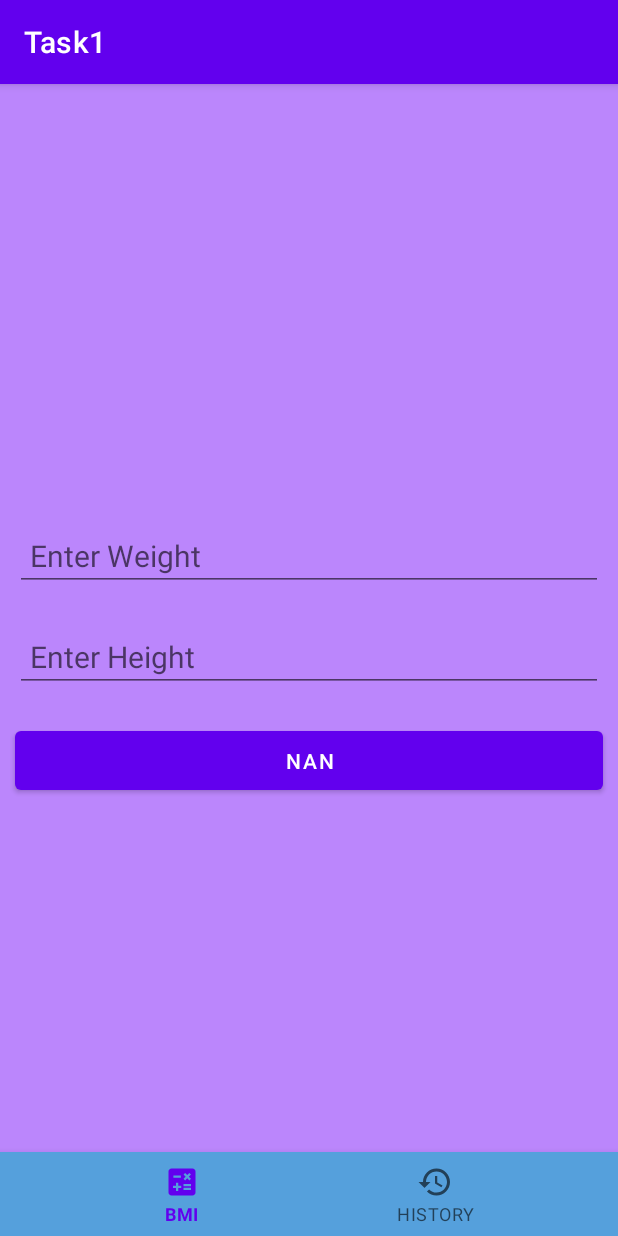
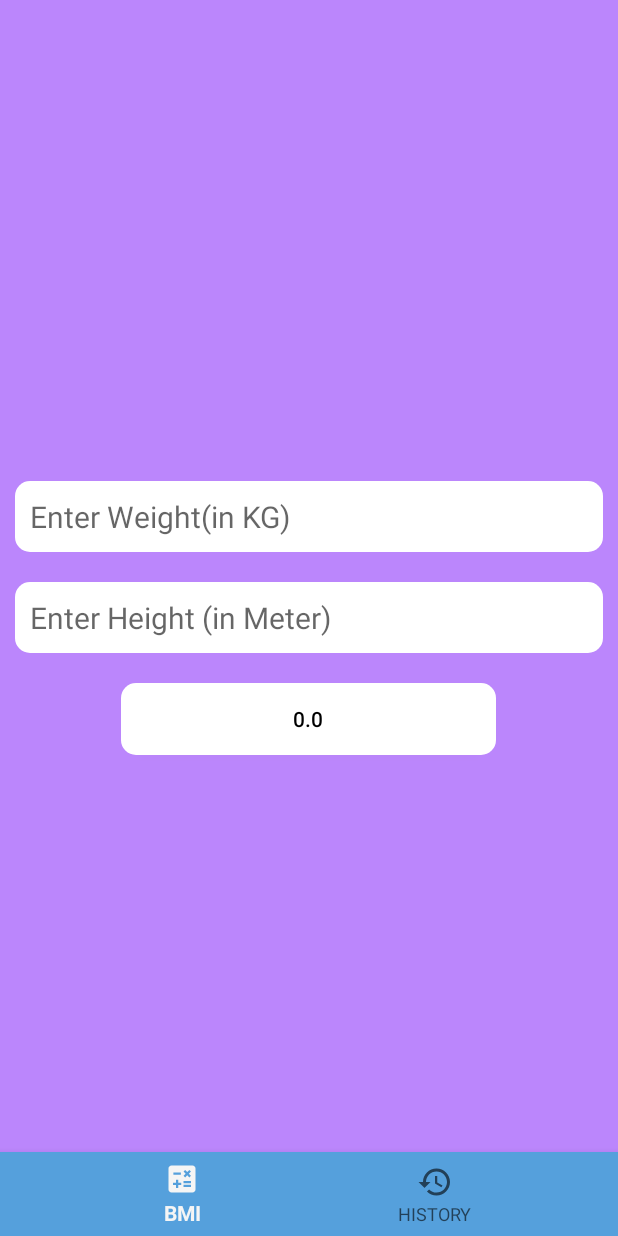
Before and after one commit to sachisahu/Task1, an Android app: the screen it shows after launch (MainActivity), after a tap on an icon or button, on a phone screen of 412 x 824 dp. Run offline under Robolectric (Android 15) with nearby library versions, the phone set to English and light mode, and no system bars; 2 statements that could not run were skipped.

Commit message:
new Update

```diff
--- a/app/src/main/AndroidManifest.xml
+++ b/app/src/main/AndroidManifest.xml
@@ -8,7 +8,7 @@
         android:label="@string/app_name"
         android:roundIcon="@mipmap/ic_launcher_round"
         android:supportsRtl="true"
-        android:theme="@style/Theme.Task1">
+        android:theme="@style/Theme.Design.Light.NoActionBar">
         <activity
             android:name=".MainActivity"
             android:exported="true">
--- a/app/src/main/java/com/sachi/task1/Model/IUser.java
+++ b/app/src/main/java/com/sachi/task1/Model/IUser.java
@@ -3,5 +3,6 @@ package com.sachi.task1.Model;
 public interface IUser {
     int getWeight();
     int getHeight();
+    String datachk();
     float calc();
 }
--- a/app/src/main/java/com/sachi/task1/Model/User.java
+++ b/app/src/main/java/com/sachi/task1/Model/User.java
@@ -2,6 +2,11 @@ package com.sachi.task1.Model;
 
 public class User implements IUser{
     private int weight,height;
+    private String validData;
+
+    public User(String validData) {
+        this.validData = validData;
+    }
 
     public User(int weight, int height) {
         this.weight = weight;
@@ -19,8 +24,19 @@ public class User implements IUser{
     }
 
     @Override
+    public String datachk() {
+        if(weight<=0 && height<=0) {
+            validData = "Not A valid Data";
+        }
+        return validData;
+    }
+
+    @Override
     public float calc() {
-        float sum = (float) (weight/(Math.pow(height,2)));
+        float sum = 0;
+        if(weight>0 && height>0){
+            sum = (float) (weight/(Math.pow(height,2)));
+        }
         return sum;
     }
 }
--- a/app/src/main/java/com/sachi/task1/View/IBMIView.java
+++ b/app/src/main/java/com/sachi/task1/View/IBMIView.java
@@ -2,4 +2,6 @@ package com.sachi.task1.View;
 
 public interface IBMIView {
     void calcBmi(float bmi);
+
+    void validData(String validData);
 }
--- a/app/src/main/java/com/sachi/task1/fragements/BMIFragment.java
+++ b/app/src/main/java/com/sachi/task1/fragements/BMIFragment.java
@@ -51,7 +51,15 @@ public class BMIFragment extends Fragment implements IBMIView {
 
     @Override
     public void calcBmi(float bmi) {
-        calcBtn.setText(bmi+"");
-        Toast.makeText(getActivity(), bmi+"", Toast.LENGTH_SHORT).show();
+            calcBtn.setText(bmi+"");
+            Toast.makeText(getActivity(), bmi+"", Toast.LENGTH_SHORT).show();
+
+
+    }
+
+    @Override
+    public void validData(String validData) {
+        Toast.makeText(getActivity(), validData+"", Toast.LENGTH_SHORT).show();
+
     }
 }
--- /dev/null
+++ b/app/src/main/res/drawable/edit_textbox_corner.xml
@@ -0,0 +1,13 @@
+<?xml version="1.0" encoding="utf-8"?>
+<shape xmlns:android="http://schemas.android.com/apk/res/android"
+    android:shape="rectangle">
+
+    <solid android:color="@color/white" />
+
+    <padding android:bottom="5sp"
+        android:top="5sp"
+        android:left="5sp"
+        android:right="5sp"/>
+    <corners android:radius="10sp"/>
+
+</shape>
--- a/app/src/main/res/layout/fragment_b_m_i.xml
+++ b/app/src/main/res/layout/fragment_b_m_i.xml
@@ -20,25 +20,29 @@
                 android:layout_height="wrap_content"
                 android:layout_margin="10sp"
                 android:padding="10sp"
+                android:background="@drawable/edit_textbox_corner"
                 android:textSize="20sp"
-                android:textColor="@color/white"
-                android:hint="Enter Weight"/>
+                android:textColor="@color/editboxText"
+                android:hint="Enter Weight(in KG)"/>
             <EditText
                 android:id="@+id/txtHeight"
                 android:layout_width="match_parent"
                 android:layout_height="wrap_content"
                 android:layout_margin="10sp"
+                android:background="@drawable/edit_textbox_corner"
                 android:textSize="20sp"
-                android:textColor="@color/white"
+                android:textColor="@color/editboxText"
                 android:padding="10sp"
-                android:hint="Enter Height"/>
+                android:hint="Enter Height (in Meter)"/>
             <Button
                 android:id="@+id/btnSubmit"
-                android:layout_width="match_parent"
+                android:layout_width="250sp"
+                android:layout_gravity="center"
                 android:layout_height="wrap_content"
                 android:layout_margin="10sp"
                 android:padding="10sp"
-                android:textColor="@color/white"
+                android:background="@drawable/edit_textbox_corner"
+                android:textColor="@color/black"
                 android:hint="Calculate"/>
 
         </LinearLayout>
--- a/app/src/main/res/values/colors.xml
+++ b/app/src/main/res/values/colors.xml
@@ -7,4 +7,7 @@
     <color name="teal_700">#FF018786</color>
     <color name="black">#FF000000</color>
     <color name="white">#FFFFFFFF</color>
+
+
+    <color name="editboxText">#2B9AF3</color>
 </resources>
```
